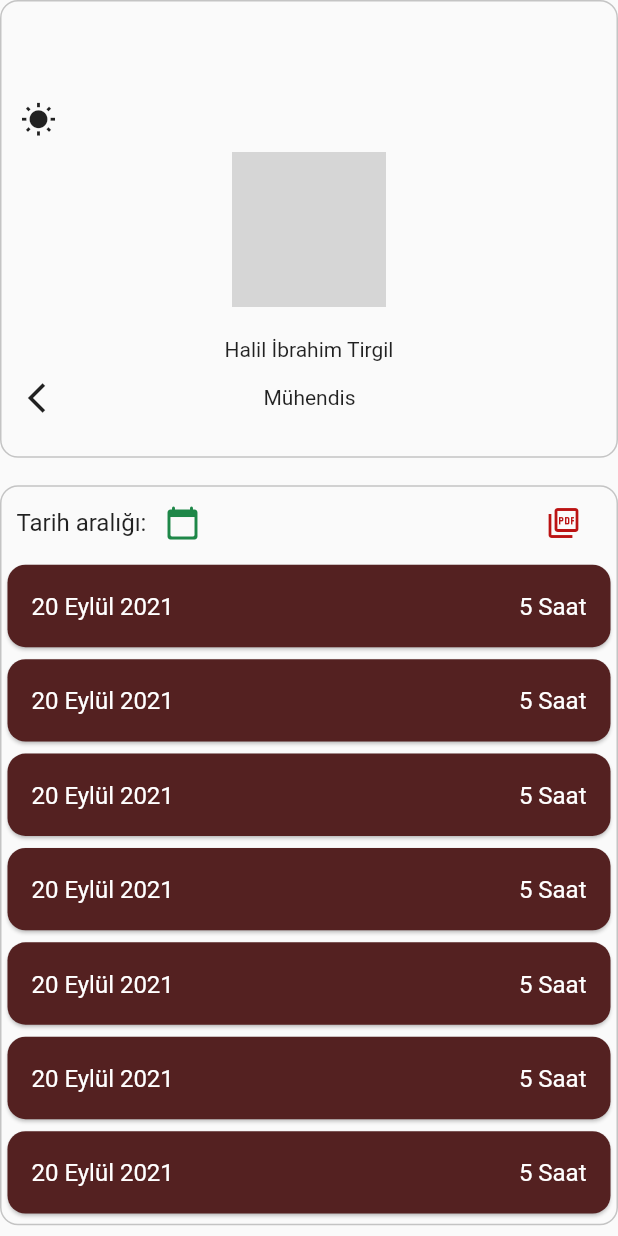
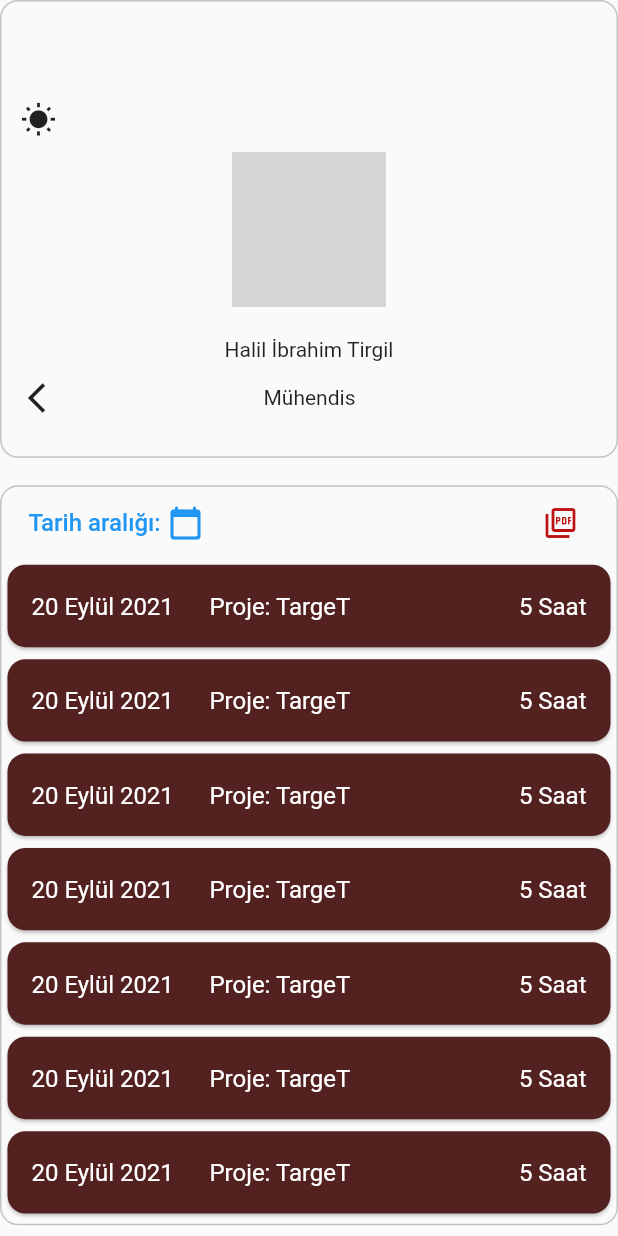
Before and after one commit to haliltirgil/daily_task_app, a Flutter app: the ShowTaskScreen screen opened directly, on a phone screen of 412 x 824 dp. Run offline on Flutter 3.47's test engine with Material 2 defaults, Android fonts, the phone set to English and light mode, and no system bars; our stand-ins replace shared_preferences, table_calendar; accounts and stored records are empty; network calls fail; grey boxes are pictures that could not be loaded.

Commit message:
Update task detail and customize some widgets

```diff
--- a/lib/screens/show_task_screen.dart
+++ b/lib/screens/show_task_screen.dart
@@ -28,7 +28,8 @@ class _ShowTaskScreenState extends State<ShowTaskScreen> {
                 ),
                 borderRadius: BorderRadius.circular(12.0),
               ),
-              child: _buildTaskList("20 Eylül 2021", 5),
+              child: _buildTaskList(
+                  "20 Eylül 2021    " + "  Proje:" + " TargeT", 5),
             ),
           ),
         ],
@@ -42,7 +43,26 @@ class _ShowTaskScreenState extends State<ShowTaskScreen> {
         children: <Widget>[
           Row(
             children: [
-              Padding(
+              TextButton(
+                onPressed: () {
+                  _buildTimeLimiterDialog();
+                  print("Time Limiter'a basıldı.");
+                },
+                child: Row(
+                  children: [
+                    Padding(
+                      padding: const EdgeInsets.only(left: 10),
+                      child: Text(
+                        "Tarih aralığı:",
+                        style: TextStyle(fontSize: 16),
+                      ),
+                    ),
+                    SizedBox(width: MediaQuery.of(context).size.width / 90),
+                    Icon(Icons.calendar_today_rounded),
+                  ],
+                ),
+              ),
+              /*  Padding(
                 padding: const EdgeInsets.only(left: 10),
                 child: Text(
                   "Tarih aralığı:",
@@ -56,7 +76,7 @@ class _ShowTaskScreenState extends State<ShowTaskScreen> {
                   _buildTimeLimiterDialog();
                   print("Time Limiter'a basıldı.");
                 },
-              ),
+              ), */
               SizedBox(width: MediaQuery.of(context).size.width / 2.0),
               IconButton(
                 color: AppColors.redColor,
--- a/lib/theme.dart
+++ b/lib/theme.dart
@@ -12,4 +12,5 @@ class AppColors {
   static const greyColor = const Color(0xFFC4C4C4);
   static const redColor = const Color(0xFFBB1313);
   static const blackColor = const Color(0xFF000000);
+  static const blueColor = const Color(0xFF0F8ACF);
 }
```
Also changed, not shown: lib/widgets/calendar_widget.dart (+65 -5 lines), lib/widgets/dropdown_category.dart (+5 -5 lines).
